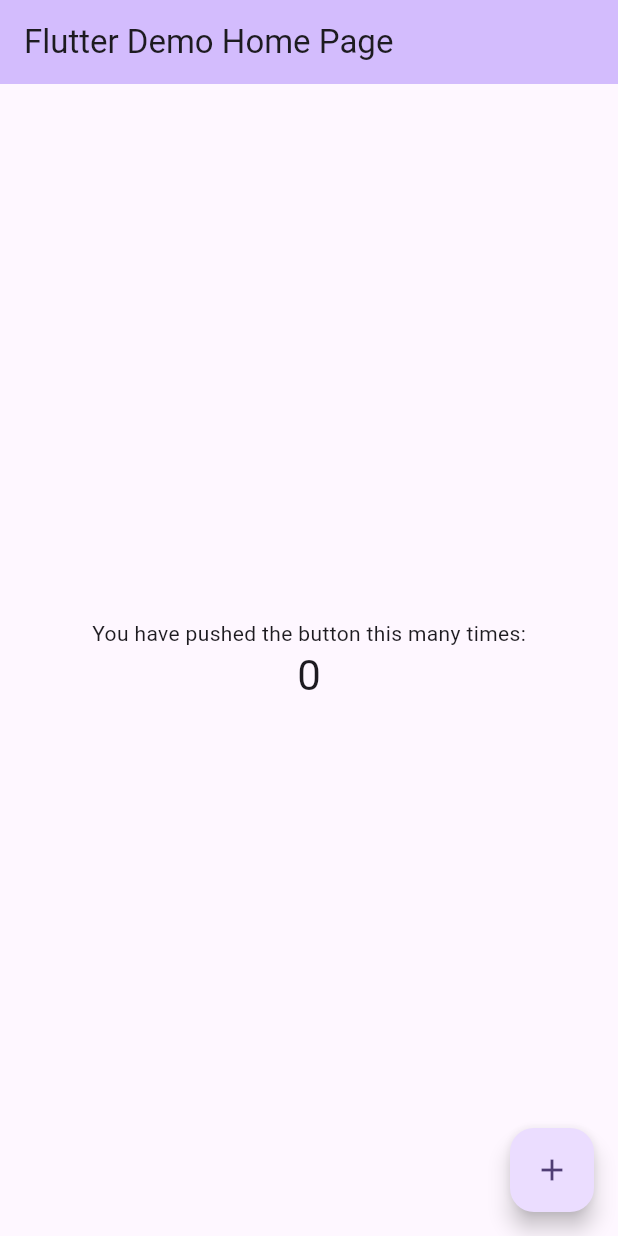
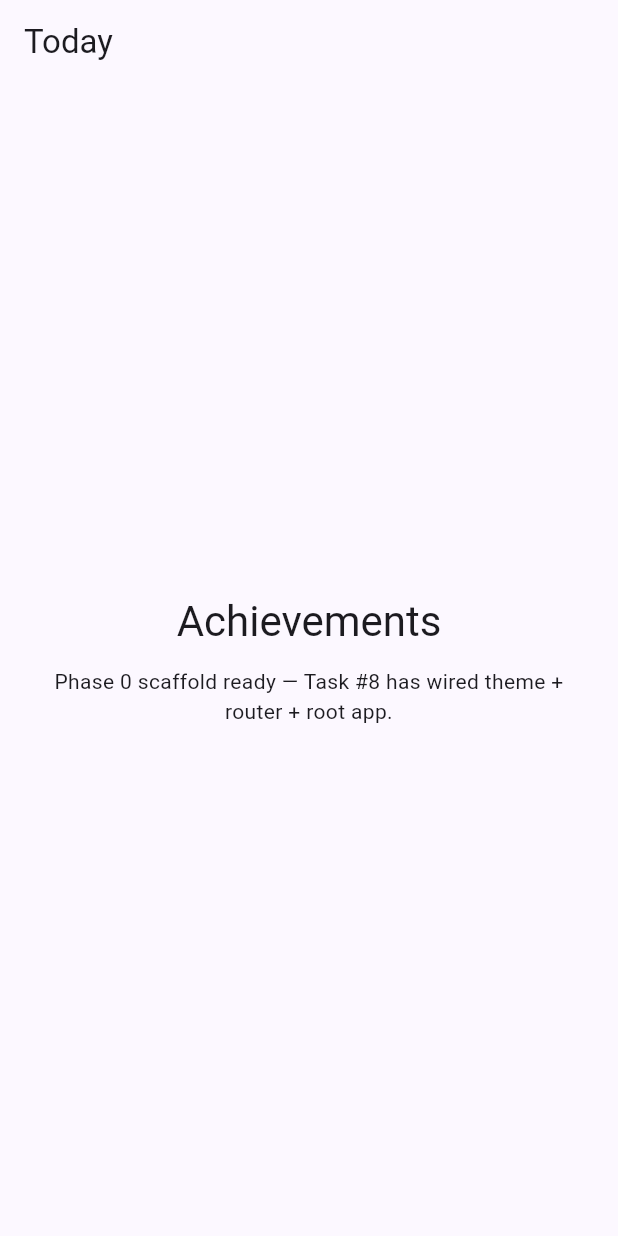
Before and after one commit to shiyi-projects/achievements, a Flutter app: the screen it shows after launch, on a phone screen of 412 x 824 dp. Run offline on Flutter 3.47's test engine with Material 3 defaults, Android fonts, the phone set to English and light mode, and no system bars; our stand-ins replace flutter_riverpod, go_router, riverpod_annotation; generated files the repository leaves out were written again.

Commit message:
feat(frontend): wire theme, router and root app with riverpod codegen
把前端从 flutter create 默认计数器 demo 切换为 ProviderScope +
MaterialApp.router 真实入口,为 Phase 1 feature 落地准备好骨架。

- lib/app/theme.dart
  * buildLightTheme() / buildDarkTheme() 基于 ColorScheme.fromSeed,
    Material 3,种子色暂硬编码 0xFF5B49E8,Phase 4 设置页接入后改为用户驱动
- lib/app/router.dart
  * @Riverpod(keepAlive: true) 函数式 router,go_router 配置初始路由 `/`
    指向 TodayPage,后续 Phase 在此追加 list / task / calendar / focus / stats
  * 生成 router.g.dart 一同入库,clone 后无需先跑 build_runner
- lib/app/app.dart
  * AchievementsApp ConsumerWidget,watch routerProvider 拿到 GoRouter,
    走 MaterialApp.router 渲染;主题模式默认跟随系统
- lib/main.dart 替换为 runApp(ProviderScope(child: AchievementsApp()))
- lib/features/today/today_page.dart
  * Phase 0 占位 Today 页,展示标题 + 简短说明,Phase 1 替换为真实
    Today 视图(欢迎语 / 日期 / 统计 / 列表 / 快速创建)
- test/widget_test.dart 重写为 smoke test:校验 app 启动后渲染 Today
- 清理已被实际代码占用的 .gitkeep(lib/app/、lib/features/today/)

生态版本调整:
- 暂移除 retrofit + retrofit_generator
  retrofit 4.9.2 引入了 Parser.DartMappable,retrofit_generator 9.7.0
  switch 未穷尽该枚举,导致 build_runner 编译失败。Phase 2 实装 API 时
  按届时上游对齐情况一起锁定版本。
- 暂移除 custom_lint + riverpod_lint
  传递依赖 custom_lint_visitor 1.0.0+7.7.0 引用 analyzer 7 才有的
  AST 节点(DotShorthandInvocation 等),而 analyzer_plugin 0.12.0 又
  引用旧版 analyzer 的方法,override 无解。Phase 4 强化静态检查时再补。

验证:
- flutter analyze --no-fatal-infos:No issues found
- flutter test:smoke pass

```diff
--- a/frontend/analysis_options.yaml
+++ b/frontend/analysis_options.yaml
@@ -14,8 +14,9 @@ analyzer:
     strict-casts: true
     strict-inference: true
     strict-raw-types: true
-  plugins:
-    - custom_lint
+  # custom_lint 暂未启用(riverpod_lint 引入的传递依赖目前与 build_runner 不兼容)
+  # plugins:
+  #   - custom_lint
 
 linter:
   rules:
--- /dev/null
+++ b/frontend/lib/app/app.dart
@@ -0,0 +1,24 @@
+import 'package:achievements/app/router.dart';
+import 'package:achievements/app/theme.dart';
+import 'package:flutter/material.dart';
+import 'package:flutter_riverpod/flutter_riverpod.dart';
+
+/// Achievements 根 Widget。
+///
+/// 监听 `routerProvider` 取得 GoRouter,使用 Material 3 主题
+/// (浅色 / 深色由系统 brightness 决定;Phase 4 接入设置页后改由用户偏好驱动)。
+class AchievementsApp extends ConsumerWidget {
+  const AchievementsApp({super.key});
+
+  @override
+  Widget build(BuildContext context, WidgetRef ref) {
+    final router = ref.watch(routerProvider);
+    return MaterialApp.router(
+      title: 'Achievements',
+      debugShowCheckedModeBanner: false,
+      theme: buildLightTheme(),
+      darkTheme: buildDarkTheme(),
+      routerConfig: router,
+    );
+  }
+}
--- /dev/null
+++ b/frontend/lib/app/router.dart
@@ -0,0 +1,24 @@
+import 'package:achievements/features/today/today_page.dart';
+import 'package:flutter_riverpod/flutter_riverpod.dart';
+import 'package:go_router/go_router.dart';
+import 'package:riverpod_annotation/riverpod_annotation.dart';
+
+part 'router.g.dart';
+
+/// 应用顶层路由配置。
+///
+/// Phase 0 只暴露根路径 `/`,渲染 TodayPage。后续 Phase 在此基础上追加
+/// `/list/:id`、`/task/:id`、`/calendar`、`/focus`、`/stats` 等。
+@Riverpod(keepAlive: true)
+GoRouter router(Ref ref) {
+  return GoRouter(
+    initialLocation: '/',
+    routes: [
+      GoRoute(
+        path: '/',
+        name: 'today',
+        builder: (context, state) => const TodayPage(),
+      ),
+    ],
+  );
+}
--- /dev/null
+++ b/frontend/lib/app/theme.dart
@@ -0,0 +1,25 @@
+import 'package:flutter/material.dart';
+
+/// Material 3 主题种子色。后续接入设置页后,把种子色改成由用户设置驱动。
+const Color _kSeedColor = Color(0xFF5B49E8);
+
+ThemeData buildLightTheme() {
+  final scheme = ColorScheme.fromSeed(seedColor: _kSeedColor);
+  return _baseTheme(scheme);
+}
+
+ThemeData buildDarkTheme() {
+  final scheme = ColorScheme.fromSeed(
+    seedColor: _kSeedColor,
+    brightness: Brightness.dark,
+  );
+  return _baseTheme(scheme);
+}
+
+ThemeData _baseTheme(ColorScheme scheme) {
+  return ThemeData(
+    colorScheme: scheme,
+    useMaterial3: true,
+    visualDensity: VisualDensity.adaptivePlatformDensity,
+  );
+}
--- /dev/null
+++ b/frontend/lib/features/today/today_page.dart
@@ -0,0 +1,35 @@
+import 'package:flutter/material.dart';
+
+/// Phase 0 占位首页。Phase 1 会替换为真正的 Today 视图:
+/// 欢迎语 / 日期 / 任务统计 / 任务列表 / 快速创建输入框等。
+class TodayPage extends StatelessWidget {
+  const TodayPage({super.key});
+
+  @override
+  Widget build(BuildContext context) {
+    final theme = Theme.of(context);
+    return Scaffold(
+      appBar: AppBar(title: const Text('Today')),
+      body: Center(
+        child: Padding(
+          padding: const EdgeInsets.all(24),
+          child: Column(
+            mainAxisSize: MainAxisSize.min,
+            children: [
+              Text(
+                'Achievements',
+                style: theme.textTheme.headlineMedium,
+              ),
+              const SizedBox(height: 12),
+              Text(
+                'Phase 0 scaffold ready — Task #8 has wired theme + router + root app.',
+                textAlign: TextAlign.center,
+                style: theme.textTheme.bodyMedium,
+              ),
+            ],
+          ),
+        ),
+      ),
+    );
+  }
+}
--- a/frontend/lib/main.dart
+++ b/frontend/lib/main.dart
@@ -1,122 +1,9 @@
+import 'package:achievements/app/app.dart';
 import 'package:flutter/material.dart';
+import 'package:flutter_riverpod/flutter_riverpod.dart';
 
 void main() {
-  runApp(const MyApp());
+  runApp(
+    const ProviderScope(child: AchievementsApp()),
+  );
 }
-
-class MyApp extends StatelessWidget {
-  const MyApp({super.key});
-
-  // This widget is the root of your application.
-  @override
-  Widget build(BuildContext context) {
-    return MaterialApp(
-      title: 'Flutter Demo',
-      theme: ThemeData(
-        // This is the theme of your application.
-        //
-        // TRY THIS: Try running your application with "flutter run". You'll see
-        // the application has a purple toolbar. Then, without quitting the app,
-        // try changing the seedColor in the colorScheme below to Colors.green
-        // and then invoke "hot reload" (save your changes or press the "hot
-        // reload" button in a Flutter-supported IDE, or press "r" if you used
-        // the command line to start the app).
-        //
-        // Notice that the counter didn't reset back to zero; the application
-        // state is not lost during the reload. To reset the state, use hot
-        // restart instead.
-        //
-        // This works for code too, not just values: Most code changes can be
-        // tested with just a hot reload.
-        colorScheme: ColorScheme.fromSeed(seedColor: Colors.deepPurple),
-      ),
-      home: const MyHomePage(title: 'Flutter Demo Home Page'),
-    );
-  }
-}
-
-class MyHomePage extends StatefulWidget {
-  const MyHomePage({super.key, required this.title});
-
-  // This widget is the home page of your application. It is stateful, meaning
-  // that it has a State object (defined below) that contains fields that affect
-  // how it looks.
-
-  // This class is the configuration for the state. It holds the values (in this
-  // case the title) provided by the parent (in this case the App widget) and
-  // used by the build method of the State. Fields in a Widget subclass are
-  // always marked "final".
-
-  final String title;
-
-  @override
-  State<MyHomePage> createState() => _MyHomePageState();
-}
-
-class _MyHomePageState extends State<MyHomePage> {
-  int _counter = 0;
-
-  void _incrementCounter() {
-    setState(() {
-      // This call to setState tells the Flutter framework that something has
-      // changed in this State, which causes it to rerun the build method below
-      // so that the display can reflect the updated values. If we changed
-      // _counter without calling setState(), then the build method would not be
-      // called again, and so nothing would appear to happen.
-      _counter++;
-    });
-  }
-
-  @override
-  Widget build(BuildContext context) {
-    // This method is rerun every time setState is called, for instance as done
-    // by the _incrementCounter method above.
-    //
-    // The Flutter framework has been optimized to make rerunning build methods
-    // fast, so that you can just rebuild anything that needs updating rather
-    // than having to individually change instances of widgets.
-    return Scaffold(
-      appBar: AppBar(
-        // TRY THIS: Try changing the color here to a specific color (to
-        // Colors.amber, perhaps?) and trigger a hot reload to see the AppBar
-        // change color while the other colors stay the same.
-        backgroundColor: Theme.of(context).colorScheme.inversePrimary,
-        // Here we take the value from the MyHomePage object that was created by
-        // the App.build method, and use it to set our appbar title.
-        title: Text(widget.title),
-      ),
-      body: Center(
-        // Center is a layout widget. It takes a single child and positions it
-        // in the middle of the parent.
-        child: Column(
-          // Column is also a layout widget. It takes a list of children and
-          // arranges them vertically. By default, it sizes itself to fit its
-          // children horizontally, and tries to be as tall as its parent.
-          //
-          // Column has various properties to control how it sizes itself and
-          // how it positions its children. Here we use mainAxisAlignment to
-          // center the children vertically; the main axis here is the vertical
-          // axis because Columns are vertical (the cross axis would be
-          // horizontal).
-          //
-          // TRY THIS: Invoke "debug painting" (choose the "Toggle Debug Paint"
-          // action in the IDE, or press "p" in the console), to see the
-          // wireframe for each widget.
-          mainAxisAlignment: MainAxisAlignment.center,
-          children: <Widget>[
-            const Text('You have pushed the button this many times:'),
-            Text(
-              '$_counter',
-              style: Theme.of(context).textTheme.headlineMedium,
-            ),
-          ],
-        ),
-      ),
-      floatingActionButton: FloatingActionButton(
-        onPressed: _incrementCounter,
-        tooltip: 'Increment',
-        child: const Icon(Icons.add),
-      ), // This trailing comma makes auto-formatting nicer for build methods.
-    );
-  }
-}
```
Also changed, not shown: frontend/pubspec.yaml (+6 -5 lines), frontend/lib/app/router.g.dart (added), frontend/pubspec.lock, 3 other files.
